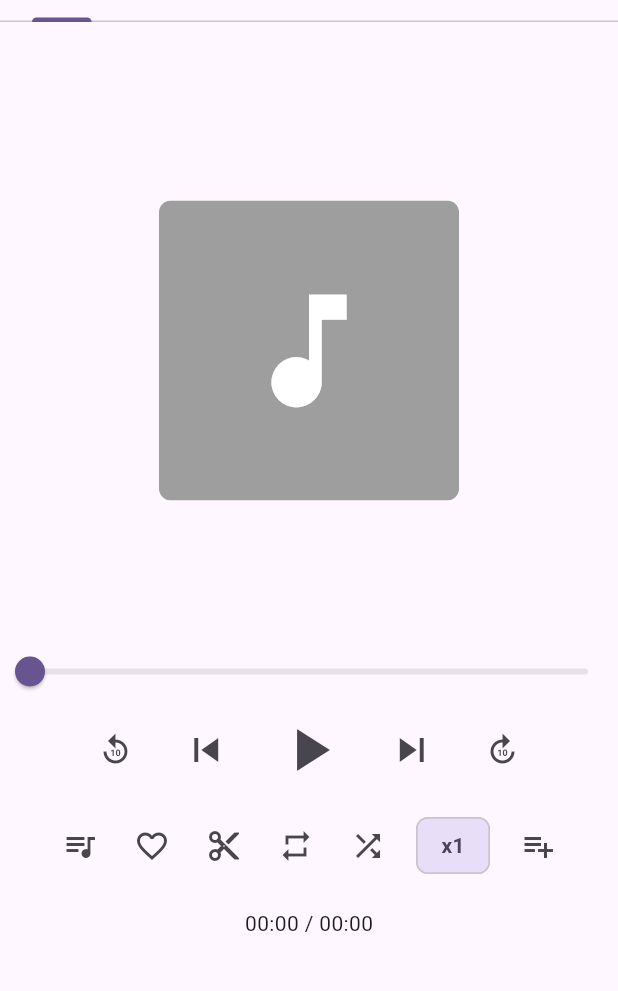
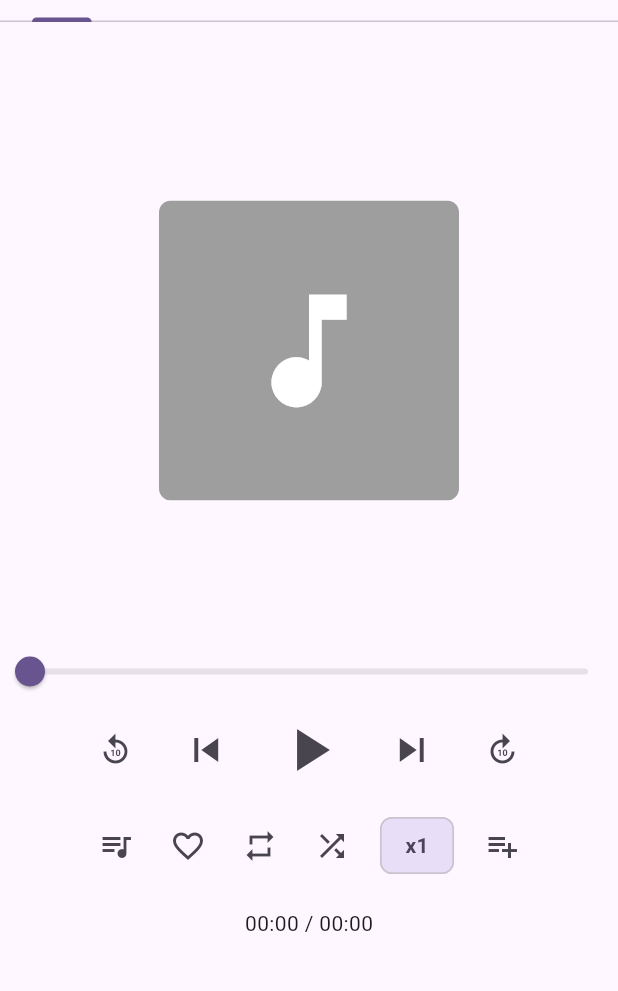
Before and after one commit to FranLMSP/yampa, a Flutter app: the screen it shows after launch, on a phone screen of 412 x 824 dp, the part 89-1080 px from its top. Run offline on Flutter 3.47's test engine with Material 3 defaults, Android fonts, the phone set to English and light mode, and no system bars; our stand-ins replace file_picker, flutter_riverpod, fluttertoast, image_picker, just_audio, just_audio_background and 3 more; missing offline and left inert: audiotags, crop_your_image, just_audio_media_kit, ulid, window_manager; accounts and stored records are empty.

Commit message:
temporarily disable clip button

```diff
--- a/lib/widgets/player/player_buttons.dart
+++ b/lib/widgets/player/player_buttons.dart
@@ -1,6 +1,6 @@
 import 'package:flutter/material.dart';
 import 'package:yampa/widgets/player/buttons/backward_seconds.dart';
-import 'package:yampa/widgets/player/buttons/clip.dart';
+// import 'package:yampa/widgets/player/buttons/clip.dart';
 import 'package:yampa/widgets/player/buttons/favorite.dart';
 import 'package:yampa/widgets/player/buttons/forward_seconds.dart';
 import 'package:yampa/widgets/player/buttons/info.dart';
@@ -36,7 +36,7 @@ class PlayerButtons extends StatelessWidget {
           children: const [
             PlayerDisplayModeButton(),
             FavoriteButton(),
-            ClipButton(),
+            // ClipButton(),
             LoopButton(),
             ShuffleButton(),
             SpeedButton(),
```
